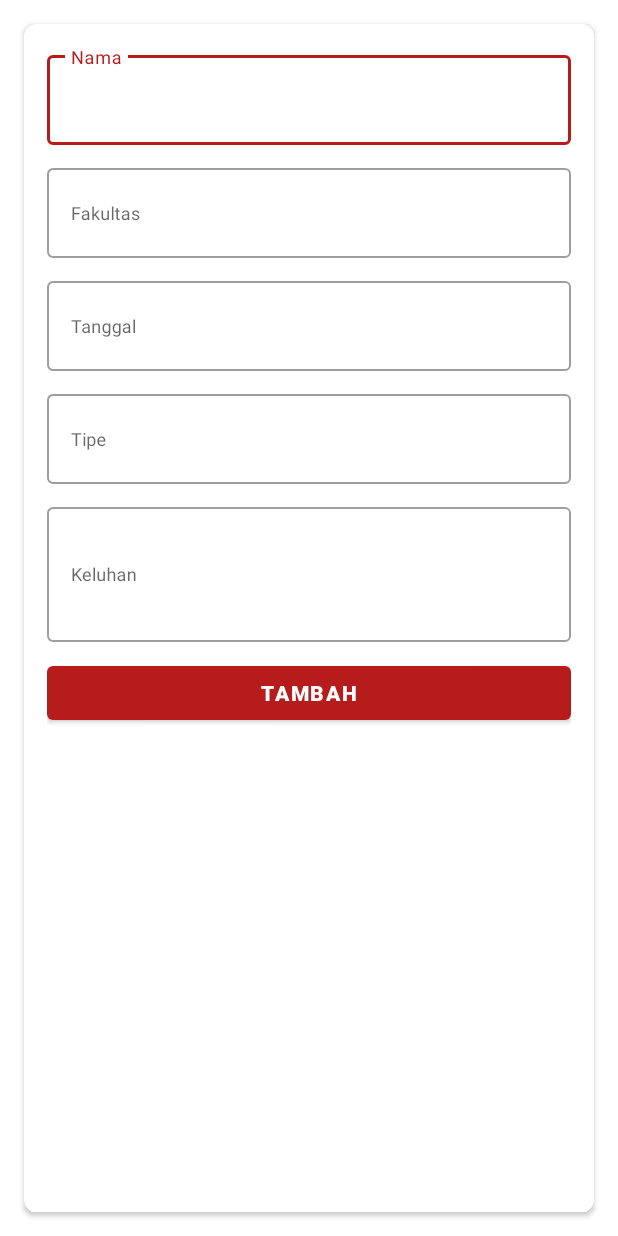
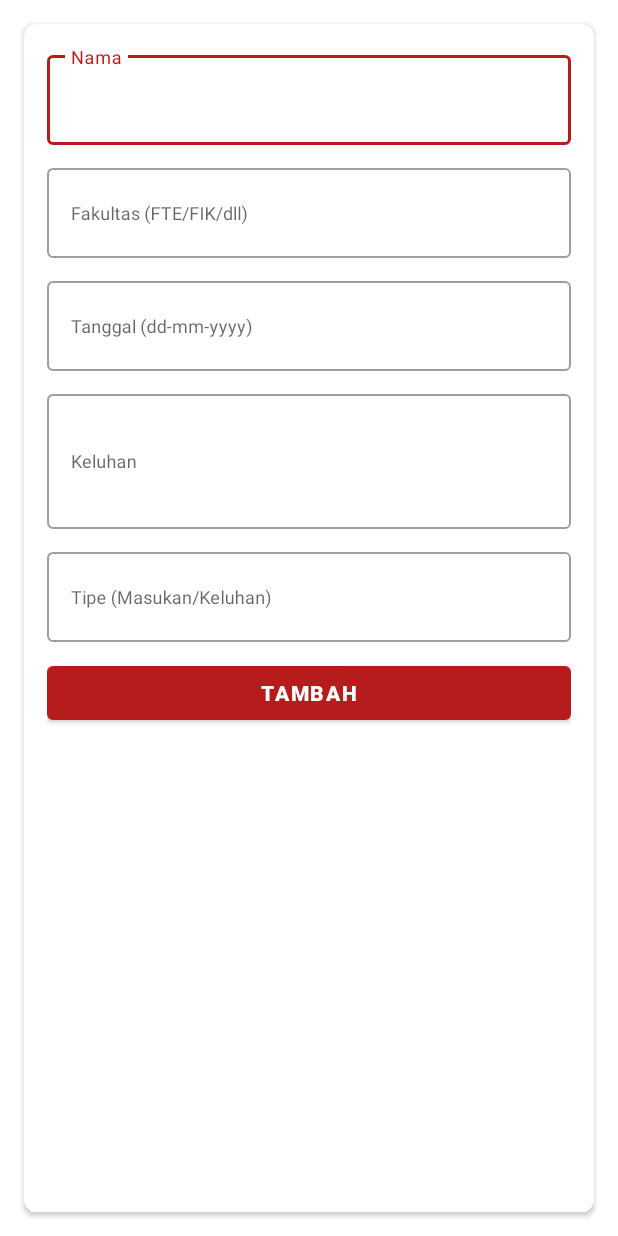
Before and after one commit to yasrilrais/TA-Android, an Android app: the UpdateAddActivity screen opened directly, with no data from a screen before it, on a phone screen of 412 x 824 dp. Run offline under Robolectric (Android 15) with nearby library versions, the phone set to English and light mode, and no system bars; 1 statement that could not run was skipped.

Commit message:
Update item data

```diff
--- a/app/src/main/java/com/example/tugasakhirapps/MainActivity.kt
+++ b/app/src/main/java/com/example/tugasakhirapps/MainActivity.kt
@@ -19,10 +19,6 @@ class MainActivity : AppCompatActivity(), CrudView {
         presenter = Presenter(this)
         presenter.getData()
 
-        btnTambah.setOnClickListener {
-            startActivity<UpdateAddActivity>()
-            finish()
-        }
     }
 
     override fun onSuccessGet(data: List<DataItem>?) {
--- a/app/src/main/java/com/example/tugasakhirapps/UpdateAddActivity.kt
+++ b/app/src/main/java/com/example/tugasakhirapps/UpdateAddActivity.kt
@@ -32,7 +32,8 @@ class UpdateAddActivity : AppCompatActivity(), CrudView {
                         etFakultas.text.toString(),
                         etPenerima.text.toString(),
                         etTanggal.text.toString(),
-                        etTipe.text.toString())
+                        etTipe.text.toString(),
+                        etTindakan.text.toString())
             }
 
         }else if (itemDataItem != null){
@@ -44,6 +45,7 @@ class UpdateAddActivity : AppCompatActivity(), CrudView {
             etPenerima.setText(item?.staffPenerima.toString())
             etTanggal.setText(item?.staffTanggal.toString())
             etTipe.setText(item?.staffTipe.toString())
+            etTindakan.setText(item?.staffTindakan.toString())
             btnAction.onClick {
                 presenter.updateData(
                         item?.staffId ?: "",
@@ -52,7 +54,8 @@ class UpdateAddActivity : AppCompatActivity(), CrudView {
                         etFakultas.text.toString(),
                         etPenerima.text.toString(),
                         etTanggal.text.toString(),
-                        etTipe.text.toString())
+                        etTipe.text.toString(),
+                        etTindakan.text.toString())
                 finish()
             }
 
--- a/app/src/main/java/com/example/tugasakhirapps/adapter/DataAdapter.kt
+++ b/app/src/main/java/com/example/tugasakhirapps/adapter/DataAdapter.kt
@@ -35,6 +35,7 @@ class DataAdapter(val data: List<DataItem>?, private val click: onClickItem) : R
             itemView.tvPenerima.text = get?.staffPenerima
             itemView.tvTanggal.text = get?.staffTanggal
             itemView.tvTipe.text = get?.staffTipe
+            itemView.tvTindakan.text = get?.staffTindakan
         }
     }
 
--- a/app/src/main/java/com/example/tugasakhirapps/model/DataItem.kt
+++ b/app/src/main/java/com/example/tugasakhirapps/model/DataItem.kt
@@ -25,4 +25,7 @@ class DataItem : Serializable{
 
     @field:SerializedName("staff_tipe")
     val staffTipe: String? = null
+
+    @field:SerializedName("staff_tindakan")
+    val staffTindakan: String? = null
 }
--- a/app/src/main/java/com/example/tugasakhirapps/network/NetworkConfig.kt
+++ b/app/src/main/java/com/example/tugasakhirapps/network/NetworkConfig.kt
@@ -47,7 +47,8 @@ interface StaffService{
                  @Field("fakultas") fakultas : String,
                  @Field("penerima") penerima : String,
                  @Field("tanggal") tanggal : String,
-                 @Field("tipe") tipe : String) : Call<ResultStatus>
+                 @Field("tipe") tipe : String,
+                 @Field("tindakan") tindakan : String) : Call<ResultStatus>
 
 
 
@@ -70,5 +71,6 @@ interface StaffService{
                     @Field("fakultas") fakultas : String,
                     @Field("penerima") penerima : String,
                     @Field("tanggal") tanggal : String,
-                    @Field("tipe") tipe : String) : Call<ResultStatus>
+                    @Field("tipe") tipe : String,
+                    @Field("tindakan") tindakan : String) : Call<ResultStatus>
 }
--- a/app/src/main/res/layout/activity_update_add.xml
+++ b/app/src/main/res/layout/activity_update_add.xml
@@ -37,7 +37,7 @@
             <com.google.android.material.textfield.TextInputLayout
                 android:id="@+id/textInputLayout1"
                 style="@style/Widget.MaterialComponents.TextInputLayout.OutlinedBox"
-                android:hint="Fakultas"
+                android:hint="Fakultas (FTE/FIK/dll)"
                 android:layout_marginBottom="10dp"
                 android:layout_width="match_parent"
                 android:layout_height="wrap_content">
@@ -52,7 +52,7 @@
             <com.google.android.material.textfield.TextInputLayout
                 android:id="@+id/textInputLayout2"
                 style="@style/Widget.MaterialComponents.TextInputLayout.OutlinedBox"
-                android:hint="Tanggal"
+                android:hint="Tanggal (dd-mm-yyyy)"
                 android:layout_marginBottom="10dp"
                 android:layout_width="match_parent"
                 android:layout_height="wrap_content">
@@ -61,21 +61,7 @@
                     android:id="@+id/etTanggal"
                     android:layout_width="match_parent"
                     android:layout_height="60dp"
-                    android:textSize="12sp" />
-            </com.google.android.material.textfield.TextInputLayout>
-
-            <com.google.android.material.textfield.TextInputLayout
-                android:id="@+id/textInputLayout3"
-                style="@style/Widget.MaterialComponents.TextInputLayout.OutlinedBox"
-                android:hint="Tipe"
-                android:layout_marginBottom="10dp"
-                android:layout_width="match_parent"
-                android:layout_height="wrap_content">
-
-                <com.google.android.material.textfield.TextInputEditText
-                    android:id="@+id/etTipe"
-                    android:layout_width="match_parent"
-                    android:layout_height="60dp"
+                    android:inputType="date"
                     android:textSize="12sp" />
             </com.google.android.material.textfield.TextInputLayout>
 
@@ -110,6 +96,74 @@
                     android:textSize="12sp" />
             </com.google.android.material.textfield.TextInputLayout>
 
+            <com.google.android.material.textfield.TextInputLayout
+                android:id="@+id/textInputLayout6"
+                style="@style/Widget.MaterialComponents.TextInputLayout.OutlinedBox"
+                android:hint="Tindakan"
+                android:layout_marginBottom="10dp"
+                android:layout_width="match_parent"
+                android:layout_height="wrap_content"
+                android:visibility="gone">
+
+                <com.google.android.material.textfield.TextInputEditText
+                    android:id="@+id/etTindakan"
+                    android:layout_width="match_parent"
+                    android:layout_height="60dp"
+                    android:textSize="12sp" />
+            </com.google.android.material.textfield.TextInputLayout>
+
+            <com.google.android.material.textfield.TextInputLayout
+                android:id="@+id/textInputLayout3"
+                style="@style/Widget.MaterialComponents.TextInputLayout.OutlinedBox"
+                android:hint="Tipe (Masukan/Keluhan)"
+                android:layout_marginBottom="10dp"
+                android:layout_width="match_parent"
+                android:layout_height="wrap_content">
+
+                <com.google.android.material.textfield.TextInputEditText
+                    android:id="@+id/etTipe"
+                    android:layout_width="match_parent"
+                    android:layout_height="60dp"
+                    android:textSize="12sp" />
+            </com.google.android.material.textfield.TextInputLayout>
+
+            <TextView
+                android:id="@+id/textView4"
+                android:layout_width="match_parent"
+                android:layout_height="wrap_content"
+                android:layout_marginLeft="2dp"
+                android:layout_marginRight="2dp"
+                android:layout_marginTop="5dp"
+                android:text="Tipe"
+                android:textSize="15sp"
+                android:visibility="gone"/>
+
+            <RadioGroup
+                android:layout_width="match_parent"
+                android:layout_height="wrap_content"
+                android:layout_marginLeft="2dp"
+                android:layout_marginRight="2dp"
+                android:layout_marginTop="5dp"
+                android:layout_marginBottom="10dp"
+                android:orientation="horizontal"
+                android:visibility="gone">
+
+                <RadioButton
+                    android:id="@+id/radioKeluhan"
+                    android:layout_width="wrap_content"
+                    android:layout_height="wrap_content"
+                    android:layout_weight="1"
+                    android:checked="true"
+                    android:text="Keluhan" />
+
+                <RadioButton
+                    android:id="@+id/radioMasukan"
+                    android:layout_width="wrap_content"
+                    android:layout_height="wrap_content"
+                    android:layout_weight="1"
+                    android:text="Masukan" />
+            </RadioGroup>
+
             <com.google.android.material.button.MaterialButton
                 android:id="@+id/btnAction"
                 android:layout_width="match_parent"
```
Also changed, not shown: app/src/main/java/com/example/tugasakhirapps/presenter/Presenter.kt (+4 -4 lines), app/src/main/res/layout/activity_main.xml (+2 -13 lines), app/src/main/res/layout/item_data.xml (+54 -14 lines).
